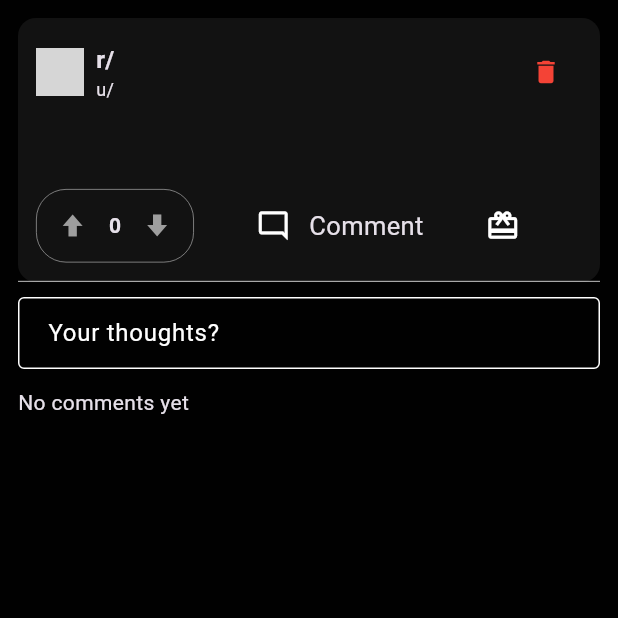
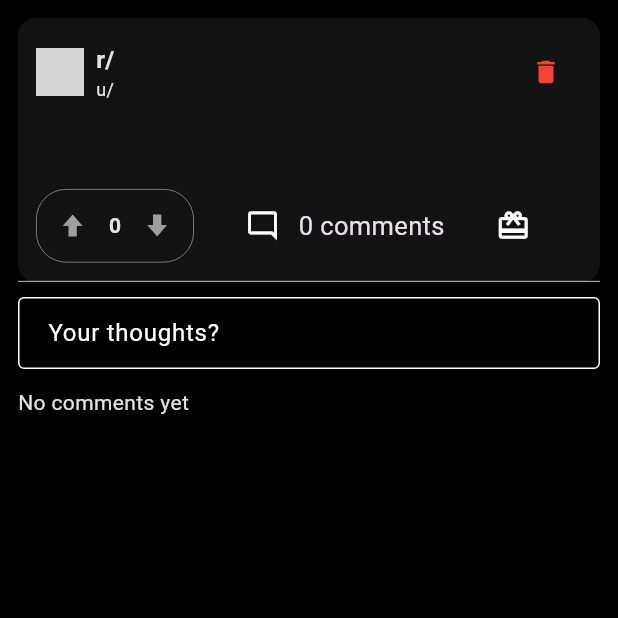
Before and after one commit to MokshithKondabattula/Reddit-Clone, a Flutter app: the CommentsScreen screen opened directly with empty values, on a phone screen of 412 x 824 dp, the top half of it. Run offline on Flutter 3.47's test engine with Material 3 defaults, Android fonts, the phone set to English and light mode, and no system bars; our stand-ins replace cloud_firestore, dotted_border, file_picker, firebase_auth, firebase_core, firebase_storage and 5 more; missing offline and left inert: any_link_preview; accounts and stored records are empty; network calls fail; grey boxes are pictures that could not be loaded.

Commit message:
Uploading Project

```diff
--- a/lib/core/common/post_card.dart
+++ b/lib/core/common/post_card.dart
@@ -307,7 +307,7 @@ class PostCard extends ConsumerWidget {
                 icon: const Icon(Icons.mode_comment_outlined, size: 23),
               ),
               Text(
-                '${post.commentCount == 0 ? 'Comment' : post.commentCount}',
+                '${post.commentCount} ${post.commentCount == 1 ? 'comment' : 'comments'}',
                 style: const TextStyle(fontSize: 17),
               ),
             ],
```
